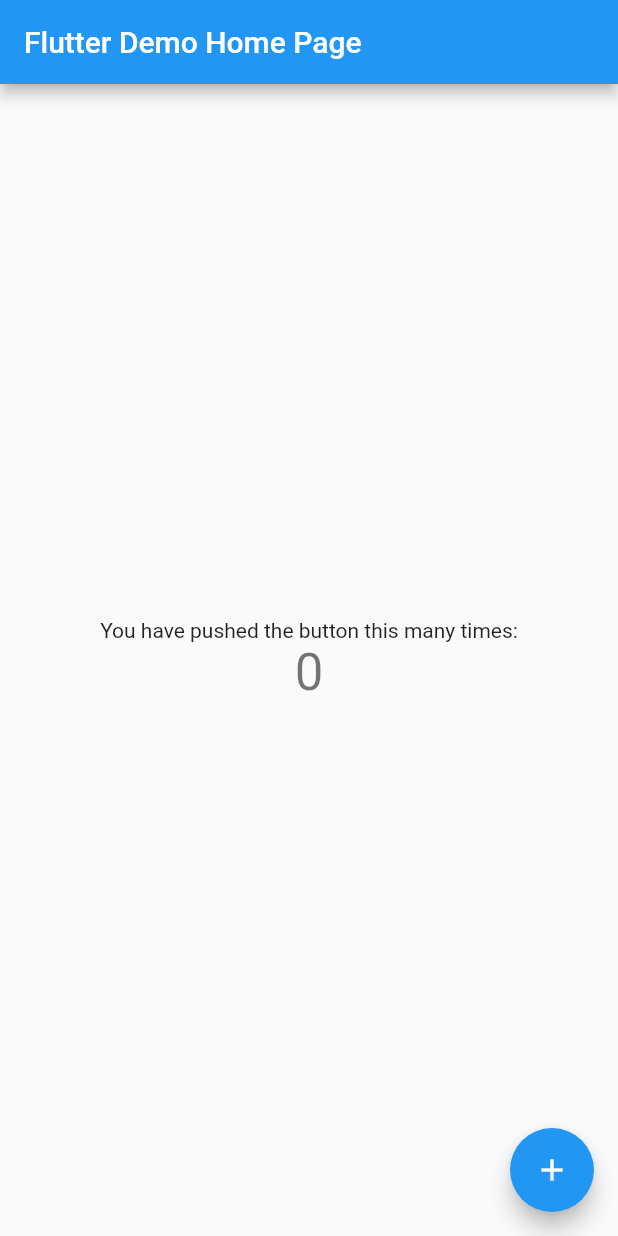
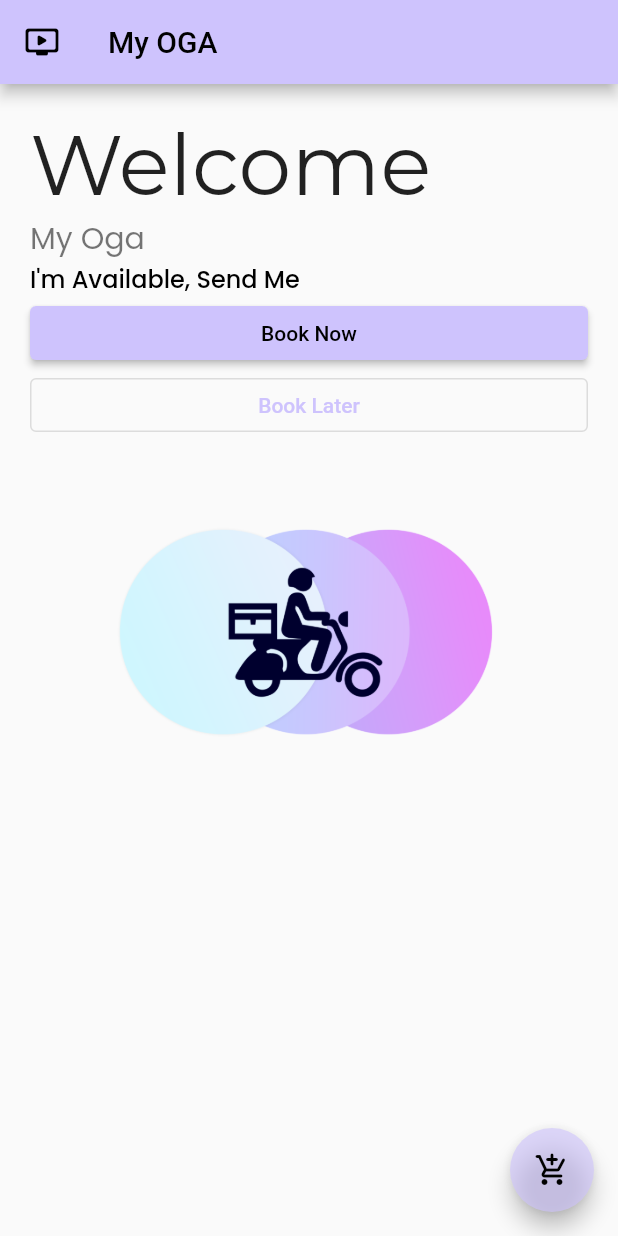
Before and after one commit to softontechsolution/myoga, a Flutter app: the screen it shows after launch, on a phone screen of 412 x 824 dp. Run offline on Flutter 3.47's test engine with Material 2 defaults, Android fonts, the phone set to English and light mode, and no system bars; our stand-ins replace cloud_firestore, firebase_auth, google_fonts; accounts and stored records are empty.

Commit message:
created custom theme

```diff
--- a/lib/main.dart
+++ b/lib/main.dart
@@ -1,4 +1,5 @@
 import 'package:flutter/material.dart';
+import 'package:myoga/utils/themes/theme.dart';
 
 void main() {
   runApp(const MyApp());
@@ -7,62 +8,41 @@ void main() {
 class MyApp extends StatelessWidget {
   const MyApp({super.key});
 
-  // This widget is the root of your application.
   @override
   Widget build(BuildContext context) {
     return MaterialApp(
-      title: 'Flutter Demo',
-      theme: ThemeData(
-        primarySwatch: Colors.blue,
-      ),
-      home: const MyHomePage(title: 'Flutter Demo Home Page'),
+      theme: MyOgaTheme.lightTheme,
+      darkTheme: MyOgaTheme.darkTheme,
+      themeMode: ThemeMode.system,
+      home: const MyHomePage(),
     );
   }
 }
 
-class MyHomePage extends StatefulWidget {
-  const MyHomePage({super.key, required this.title});
-
-  final String title;
+class MyHomePage extends StatelessWidget {
+  const MyHomePage({Key? key}) : super(key: key);
 
   @override
-  State<MyHomePage> createState() => _MyHomePageState();
-}
-
-class _MyHomePageState extends State<MyHomePage> {
-  int _counter = 0;
-
-  void _incrementCounter() {
-    setState(() {
-      _counter++;
-    });
-  }
-
-  @override
-  Widget build(BuildContext context) {
+  Widget build(BuildContext context){
     return Scaffold(
-      appBar: AppBar(
-        title: Text(widget.title),
-      ),
-      body: Center(
-        child: Column(
-          mainAxisAlignment: MainAxisAlignment.center,
-          children: <Widget>[
-            const Text(
-              'You have pushed the button this many times:',
-            ),
-            Text(
-              '$_counter',
-              style: Theme.of(context).textTheme.headline4,
-            ),
+      appBar: AppBar(title: Text("My OGA"),leading: Icon(Icons.ondemand_video_rounded),),
+      floatingActionButton: FloatingActionButton(onPressed: () {}, child: Icon(Icons.add_shopping_cart_rounded),),
+      body: Padding(
+        padding: EdgeInsets.all(20.0),
+        child: ListView(
+          children: [
+            Text("Welcome", style: Theme.of(context).textTheme.headline2,),
+            Text("My Oga", style: Theme.of(context).textTheme.subtitle1,),
+            Text("I'm Available, Send Me", style: Theme.of(context).textTheme.bodyText1,),
+            ElevatedButton(onPressed: () {}, child: Text("Book Now"),),
+            OutlinedButton(onPressed: () {}, child: Text("Book Later"),),
+            Padding(padding: EdgeInsets.all(20.0),
+              child: Image(image: AssetImage("assets/images/myogaIcon3.png"),),
+            )
           ],
         ),
       ),
-      floatingActionButton: FloatingActionButton(
-        onPressed: _incrementCounter,
-        tooltip: 'Increment',
-        child: const Icon(Icons.add),
-      ), // This trailing comma makes auto-formatting nicer for build methods.
     );
   }
+
 }
--- /dev/null
+++ b/lib/utils/themes/theme.dart
@@ -0,0 +1,28 @@
+import 'package:flutter/material.dart';
+import 'package:myoga/utils/themes/widget_themes/text_theme.dart';
+
+class MyOgaTheme {
+  MyOgaTheme._();
+
+  static ThemeData lightTheme = ThemeData(
+    brightness: Brightness.light,
+    primarySwatch: const MaterialColor(0xFFCEC3FD, <int, Color>{
+      50: Color(0x1ACEC3FD),
+      100: Color(0x33CEC3FD),
+      200: Color(0x4DCEC3FD),
+      300: Color(0x66CEC3FD),
+      400: Color(0x80CEC3FD),
+      500: Color(0x99CEC3FD),
+      600: Color(0xB3CEC3FD),
+      700: Color(0xCCCEC3FD),
+      800: Color(0xE6CEC3FD),
+      900: Color(0xFFCEC3FD),
+    }),
+    textTheme: MyOgaTextTheme.lightTextTheme,
+  );
+
+  static ThemeData darkTheme = ThemeData(
+    brightness: Brightness.dark,
+    textTheme: MyOgaTextTheme.darkTextTheme,
+  );
+}
--- /dev/null
+++ b/lib/utils/themes/widget_themes/text_theme.dart
@@ -0,0 +1,31 @@
+import 'package:flutter/material.dart';
+import 'package:google_fonts/google_fonts.dart';
+
+class MyOgaTextTheme {
+  static TextTheme lightTextTheme = TextTheme(
+    headline2: GoogleFonts.montserrat(
+        color: Colors.black87
+    ),
+    subtitle1: GoogleFonts.poppins(
+      color: Colors.black54,
+      fontSize: 20,
+    ),
+    bodyText1: GoogleFonts.poppins(
+      color: Colors.black,
+      fontSize: 16,
+    ),
+  );
+  static TextTheme darkTextTheme =  TextTheme(
+    headline2: GoogleFonts.montserrat(
+        color: Colors.white70
+    ),
+    subtitle1: GoogleFonts.poppins(
+      color: Colors.white60,
+      fontSize: 20,
+    ),
+    bodyText1: GoogleFonts.poppins(
+      color: Colors.white,
+      fontSize: 16,
+    ),
+  );
+}
--- /dev/null
+++ b/packages/auth_repository/analysis_options.yaml
@@ -0,0 +1,4 @@
+include: package:flutter_lints/flutter.yaml
+
+# Additional information about this file can be found at
+# https://dart.dev/guides/language/analysis-options
```
Also changed, not shown: packages/auth_repository/pubspec.yaml (added, +54 -0 lines), assets/images/onboardingone.png (added), assets/images/onboardingthree.png (added), assets/images/onboardingtwo.png (added), 10 other files.
